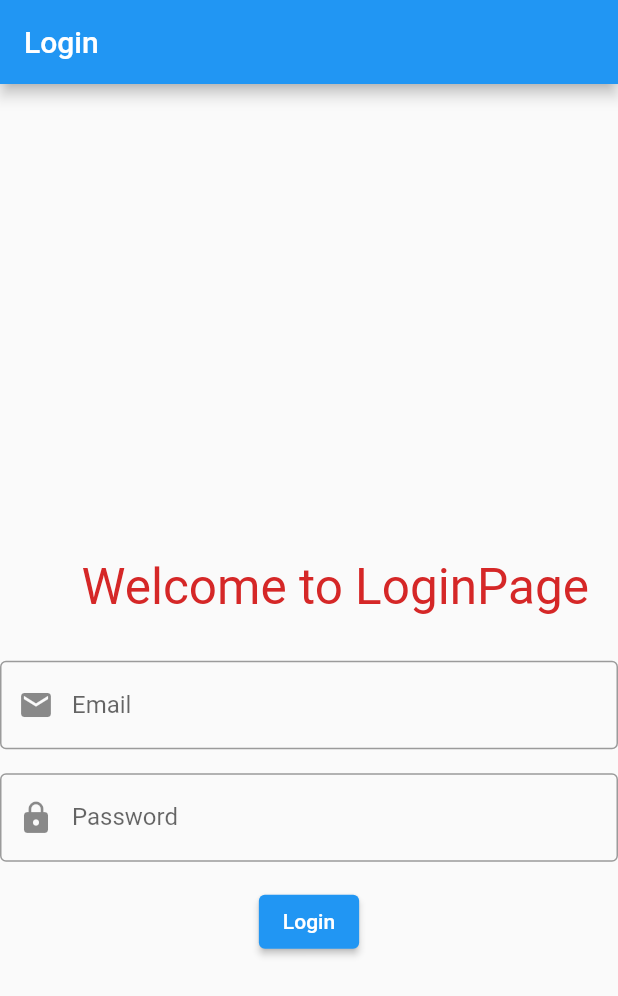
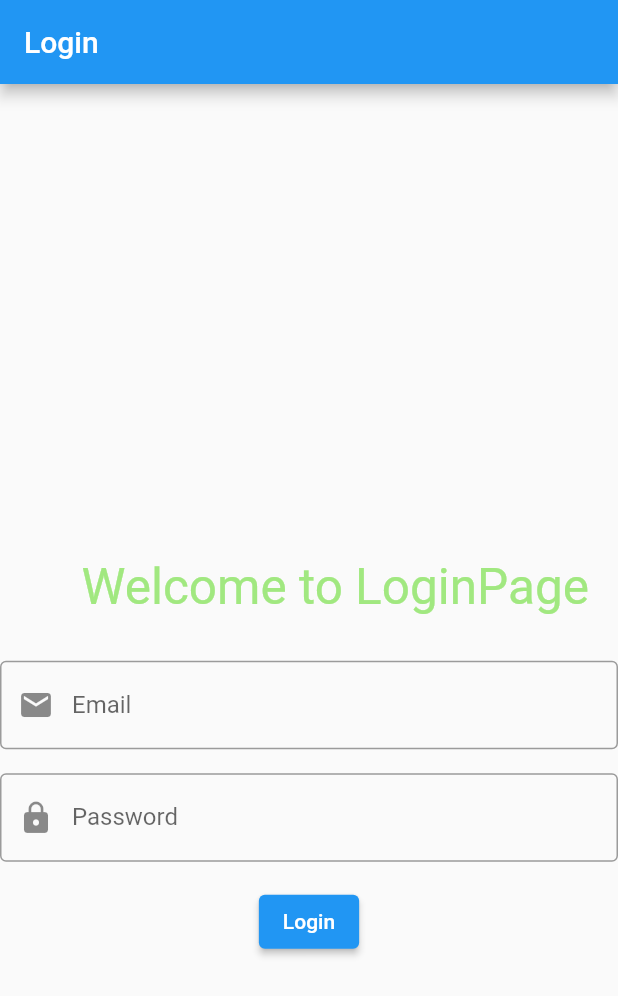
Before and after one commit to ifaheemsid/B1-Faheem_Akhter, a Flutter app: the screen it shows after launch, on a phone screen of 412 x 824 dp. Shown: the top 996 px of the screen. Run offline on Flutter 3.47's test engine with Material 2 defaults, Android fonts, the phone set to English and light mode, and no system bars; our stand-ins replace cached_network_image.

Commit message:
Update login_page.dart

```diff
--- a/flutter_login_page/lib/login_page.dart
+++ b/flutter_login_page/lib/login_page.dart
@@ -77,7 +77,7 @@ class _LoginPageState extends State<LoginPage> {
               padding: EdgeInsets.only(left: 35,top: 130),
               child: Text(
                     'Welcome to LoginPage',
-                     style: TextStyle(color: const Color.fromARGB(255, 213, 39, 39),fontSize: 33 ),
+                     style: TextStyle(color: const Color.fromARGB(255, 161, 232, 128),fontSize: 33 ),
                      ),
             ),
             SizedBox(
```
